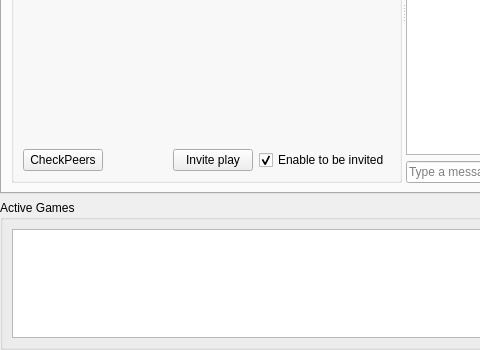
Before: the Qt Designer form gui/NEMainpage.ui in Texas-C/RetroChess, drawn with Qt 5; both pictures show x 0 to 480 and y 228 to 578 of the 684 by 578 pixel window.
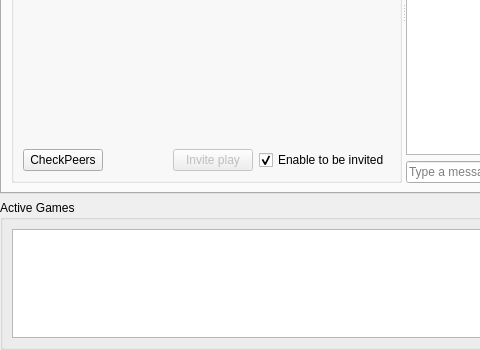
After: the same form once the commit is applied. Icons and pictures are not drawn. Custom widgets are drawn as their Qt base class.

Patch:
```diff
--- a/gui/NEMainpage.ui
+++ b/gui/NEMainpage.ui
@@ -142,7 +142,7 @@
            <item row="1" column="2">
             <widget class="QPushButton" name="inviteButton">
              <property name="enabled">
-              <bool>true</bool>
+              <bool>false</bool>
              </property>
              <property name="text">
               <string>Invite play</string>
```
